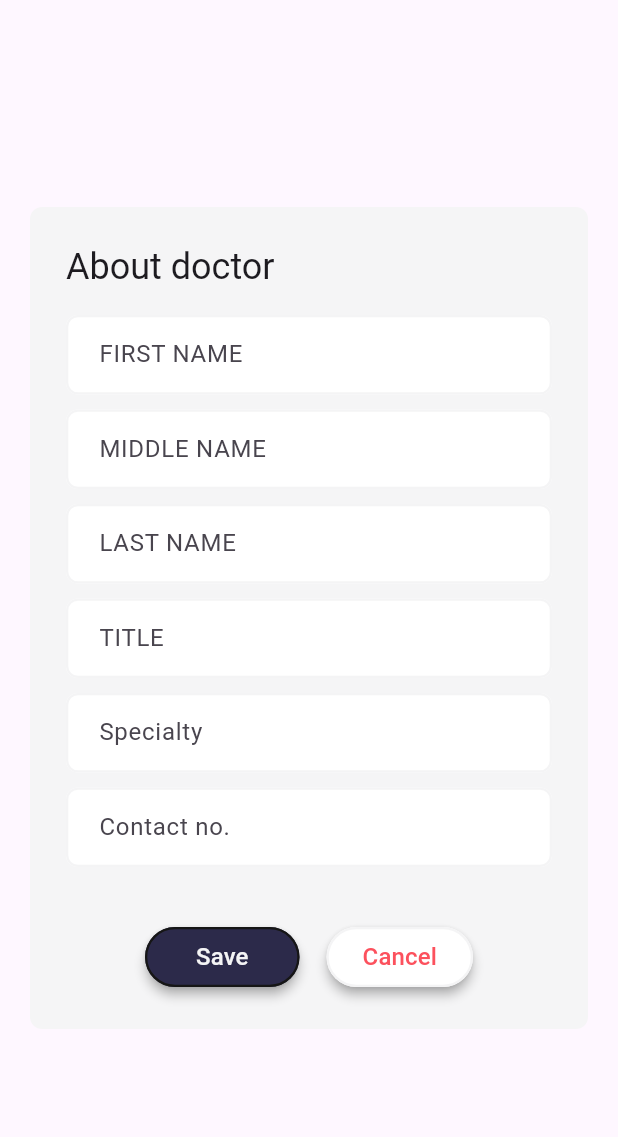
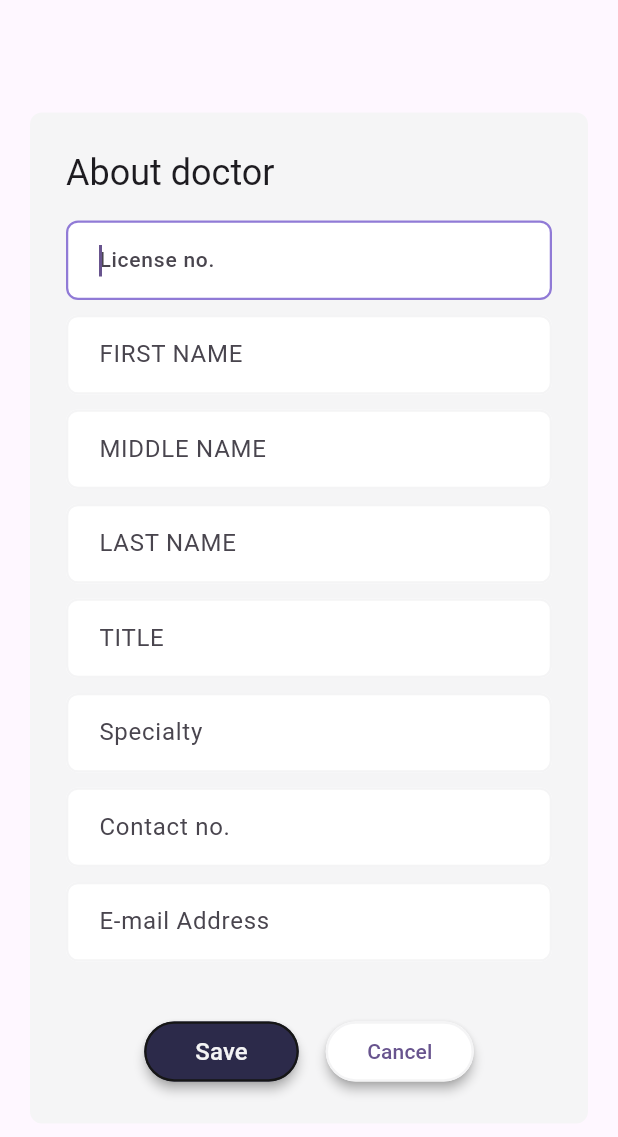
Before and after one commit to hijacque/Rx-Pro, a Flutter app: the DoctorInfoDialog widget shown alone on an empty page, opened directly, after a tap on "Save", on a phone screen of 412 x 824 dp. Shown: the top 1137 px of the screen. Run offline on Flutter 3.47's test engine with Material 3 defaults, Android fonts, the light colour scheme and no system bars; our stand-ins replace pdf, printing; missing offline and left inert: sqlite3; statements that could not run were skipped.

Commit message:
fix[props | ui]: include license ID and email | remove unnecessary text field controllers by using TextFormField

```diff
--- a/lib/doctor.dart
+++ b/lib/doctor.dart
@@ -5,20 +5,24 @@ import 'dart:async';
 import 'package:rxpro_app/style.dart';
 
 class Doctor {
+  final String licenseID;
   final String firstName;
   final String lastName;
-  final String middleName;
+  final String? middleName;
   final String title;
   final String? specialty;
   final String? contact;
+  final String? email;
 
-  const Doctor({
+  const Doctor(
+    this.licenseID, {
     required this.firstName,
-    required this.middleName,
+    this.middleName,
     required this.lastName,
     required this.title,
     this.specialty,
     this.contact,
+    this.email,
   });
 }
 
@@ -31,39 +35,44 @@ class DoctorInfoDialog extends StatefulWidget {
 }
 
 class _DoctorInfoDialogState extends State<DoctorInfoDialog> {
-  final TextEditingController _firstNameFieldController =
-  TextEditingController();
-  final TextEditingController _lastNameFieldController =
-  TextEditingController();
-  final TextEditingController _middleNameFieldController =
-  TextEditingController();
-  final TextEditingController _titleFieldController = TextEditingController();
-  final TextEditingController _contactFieldController = TextEditingController();
-  final TextEditingController _specialtyFieldController =
-  TextEditingController();
+  Timer? _errorTimer;
 
-  bool? _hasFirstName;
-  bool? _hasMiddleName;
-  bool? _hasLastName;
+  String _licenseID = '';
+  String _firstName = '';
+  String _middleName = '';
+  String _lastName = '';
+  String _title = '';
+  String _specialty = '';
+  String _contact = '';
+  String _email = '';
+  bool _showError = false;
 
   @override
   void initState() {
     super.initState();
     if (widget.existingDoctor != null) {
-      _firstNameFieldController.text = widget.existingDoctor!.firstName;
-      _lastNameFieldController.text = widget.existingDoctor!.lastName;
-      _middleNameFieldController.text = widget.existingDoctor!.middleName;
+      _licenseID = widget.existingDoctor!.licenseID.toString();
+      _firstName = widget.existingDoctor!.firstName;
+      _lastName = widget.existingDoctor!.lastName;
+      _middleName = widget.existingDoctor?.middleName ?? '';
 
-      _titleFieldController.text = widget.existingDoctor!.title;
-      _specialtyFieldController.text = widget.existingDoctor?.specialty ?? '';
-      _contactFieldController.text = widget.existingDoctor?.contact ?? '';
+      _title = widget.existingDoctor!.title;
+      _specialty = widget.existingDoctor!.specialty ?? '';
+      _contact = widget.existingDoctor!.contact ?? '';
+      _email = widget.existingDoctor!.email ?? '';
     }
+  }
+
+  @override
+  void dispose() {
+    _errorTimer?.cancel();
+    super.dispose();
   }
 
   @override
   Widget build(BuildContext context) {
     return AlertDialog(
-      insetPadding: const EdgeInsets.symmetric(horizontal: 20),
+      insetPadding: const EdgeInsets.all(20),
       shape: const RoundedRectangleBorder(
         borderRadius: BorderRadius.all(Radius.circular(8)),
       ),
@@ -76,7 +85,30 @@ class _DoctorInfoDialogState extends State<DoctorInfoDialog> {
         child: Column(
           mainAxisSize: MainAxisSize.min,
           children: [
-            TextField(
+            TextFormField(
+              initialValue: _licenseID,
+              autofocus: true,
+              style: const TextStyle(
+                fontSize: 14,
+                color: BLUE,
+                fontWeight: FontWeight.w500,
+              ),
+              textInputAction: TextInputAction.next,
+              inputFormatters: [FilteringTextInputFormatter.digitsOnly],
+              keyboardType: TextInputType.number,
+              decoration: lightTextFieldStyle.copyWith(
+                labelText: (_licenseID.isEmpty) ? null : 'License no.',
+                hintText: 'License no.',
+                errorText:
+                    _showError && _licenseID.isEmpty ? 'Required field' : null,
+              ),
+              onChanged: (value) => setState(() {
+                _licenseID = value;
+              }),
+            ),
+            const SizedBox(height: 10),
+            TextFormField(
+              initialValue: _firstName,
               style: const TextStyle(
                 fontSize: 14,
                 color: BLUE,
@@ -86,17 +118,15 @@ class _DoctorInfoDialogState extends State<DoctorInfoDialog> {
               inputFormatters: [UpperCaseTextFormatter()],
               decoration: lightTextFieldStyle.copyWith(
                 hintText: 'ex: JUAN',
-                label: const Text('FIRST NAME'),
-                error: _hasFirstName == null
-                    ? null
-                    : !_hasFirstName!
-                    ? const Text('Required field')
-                    : null,
+                labelText: 'FIRST NAME',
+                errorText:
+                    _showError && _firstName.isEmpty ? 'Required field' : null,
               ),
-              controller: _firstNameFieldController,
+              onChanged: (value) => _firstName = value,
             ),
             const SizedBox(height: 10),
-            TextField(
+            TextFormField(
+              initialValue: _middleName,
               style: const TextStyle(
                 fontSize: 14,
                 color: BLUE,
@@ -106,17 +136,13 @@ class _DoctorInfoDialogState extends State<DoctorInfoDialog> {
               inputFormatters: [UpperCaseTextFormatter()],
               decoration: lightTextFieldStyle.copyWith(
                 hintText: 'ex: CRISOSTOMO',
-                label: const Text('MIDDLE NAME'),
-                error: _hasMiddleName == null
-                    ? null
-                    : !_hasMiddleName!
-                    ? const Text('Required field')
-                    : null,
+                labelText: 'MIDDLE NAME',
               ),
-              controller: _middleNameFieldController,
+              onChanged: (value) => _middleName = value,
             ),
             const SizedBox(height: 10),
-            TextField(
+            TextFormField(
+              initialValue: _lastName,
               style: const TextStyle(
                 fontSize: 14,
                 color: BLUE,
@@ -126,17 +152,15 @@ class _DoctorInfoDialogState extends State<DoctorInfoDialog> {
               inputFormatters: [UpperCaseTextFormatter()],
               decoration: lightTextFieldStyle.copyWith(
                 hintText: 'ex: DELA CRUZ',
-                label: const Text('LAST NAME'),
-                error: _hasLastName == null
-                    ? null
-                    : !_hasLastName!
-                    ? const Text('Required field')
-                    : null,
+                labelText: 'LAST NAME',
+                errorText:
+                    _showError && _lastName.isEmpty ? 'Required field' : null,
               ),
-              controller: _lastNameFieldController,
+              onChanged: (value) => _lastName = value,
             ),
             const SizedBox(height: 10),
-            TextField(
+            TextFormField(
+              initialValue: _title,
               style: const TextStyle(
                 fontSize: 14,
                 color: BLUE,
@@ -146,12 +170,13 @@ class _DoctorInfoDialogState extends State<DoctorInfoDialog> {
               inputFormatters: [UpperCaseTextFormatter()],
               decoration: lightTextFieldStyle.copyWith(
                 hintText: 'ex: OB/GYN MD',
-                label: const Text('TITLE'),
+                labelText: 'TITLE',
               ),
-              controller: _titleFieldController,
+              onChanged: (value) => _title = value,
             ),
             const SizedBox(height: 10),
-            TextField(
+            TextFormField(
+              initialValue: _specialty,
               style: const TextStyle(
                 fontSize: 14,
                 color: BLUE,
@@ -160,66 +185,74 @@ class _DoctorInfoDialogState extends State<DoctorInfoDialog> {
               textInputAction: TextInputAction.next,
               decoration: lightTextFieldStyle.copyWith(
                 hintText: 'ex: Nephrology',
-                label: const Text('Specialty'),
+                labelText: 'Specialty',
               ),
-              controller: _specialtyFieldController,
+              onChanged: (value) => _firstName = value,
             ),
             const SizedBox(height: 10),
-            TextField(
+            TextFormField(
+              initialValue: _contact,
               style: const TextStyle(
                 fontSize: 14,
                 color: BLUE,
                 fontWeight: FontWeight.w500,
               ),
               textInputAction: TextInputAction.next,
-              inputFormatters: [FilteringTextInputFormatter.digitsOnly],
+              keyboardType: TextInputType.phone,
+              inputFormatters: [
+                FilteringTextInputFormatter.allow(RegExp(r'[0-9+]')),
+              ],
               decoration: lightTextFieldStyle.copyWith(
                 hintText: 'Telephone / Mobile ',
                 label: const Text('Contact no.'),
               ),
-              controller: _contactFieldController,
+              onChanged: (value) => _contact = value,
+            ),
+            const SizedBox(height: 10),
+            TextFormField(
+              initialValue: _email,
+              style: const TextStyle(
+                fontSize: 14,
+                color: BLUE,
+                fontWeight: FontWeight.w500,
+              ),
+              textInputAction: TextInputAction.next,
+              keyboardType: TextInputType.emailAddress,
+              decoration: lightTextFieldStyle.copyWith(
+                hintText: 'example@email.com',
+                labelText: 'E-mail Address',
+              ),
+              onChanged: (value) => _email = value,
             ),
             const SizedBox(height: 36),
             Wrap(
               spacing: 18,
+              runSpacing: 12,
               children: [
                 TextButton(
                   onPressed: () {
-                    String firstName = _firstNameFieldController.value.text;
-                    String middleName = _middleNameFieldController.value.text;
-                    String lastName = _lastNameFieldController.value.text;
-
                     setState(() {
-                      _hasFirstName = firstName.isNotEmpty;
-                      _hasMiddleName = middleName.isNotEmpty;
-                      _hasLastName = lastName.isNotEmpty;
+                      _showError = _licenseID.isEmpty ||
+                          _firstName.isEmpty ||
+                          _lastName.isEmpty;
                     });
 
-                    Timer errorTimer =
-                    Timer(const Duration(milliseconds: 900), () {
-                      print('remove error');
-                      setState(() {
-                        _hasFirstName = null;
-                        _hasMiddleName = null;
-                        _hasLastName = null;
+                    if (_showError) {
+                      _errorTimer =
+                          Timer(const Duration(milliseconds: 900), () {
+                        setState(() => _showError = false);
                       });
-                    });
-
-                    if (_hasFirstName! && _hasMiddleName! && _hasLastName!) {
-                      errorTimer.cancel();
-                      String title = _titleFieldController.value.text;
-                      String specialty = _specialtyFieldController.value.text;
-                      String contact = _contactFieldController.value.text;
-
+                    } else {
                       Navigator.pop(
                         context,
                         Doctor(
-                          firstName: firstName,
-                          middleName: middleName,
-                          lastName: lastName,
-                          title: title.isEmpty ? 'MD' : title,
-                          specialty: specialty.isEmpty ? null : specialty,
-                          contact: contact.isEmpty ? null : contact,
+                          _licenseID,
+                          firstName: _firstName,
+                          middleName: _middleName.isEmpty ? null : _middleName,
+                          lastName: _lastName,
+                          title: _title.isEmpty ? 'MD' : _title,
+                          contact: _contact.isEmpty ? null : _contact,
+                          email: _email.isEmpty ? null : _email,
                         ),
                       );
                     }
@@ -247,10 +280,7 @@ class _DoctorInfoDialogState extends State<DoctorInfoDialog> {
                     side: const BorderSide(color: LIGHT, width: 1.5),
                     padding: const EdgeInsets.symmetric(horizontal: 24),
                   ),
-                  child: const Text(
-                    'Cancel',
-                    style: TextStyle(color: DANGER, fontSize: 16),
-                  ),
+                  child: const Text(' Cancel '),
                 ),
               ],
             ),
```
